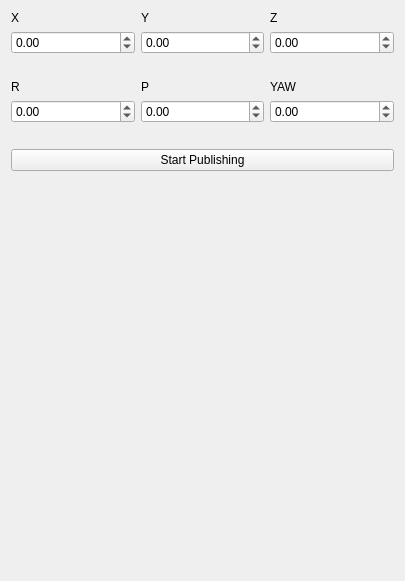
Qt form riptide_rviz/riptide_rviz/src/FeedforwardPanel.ui (osu-uwrt/riptide_gui) before a commit.
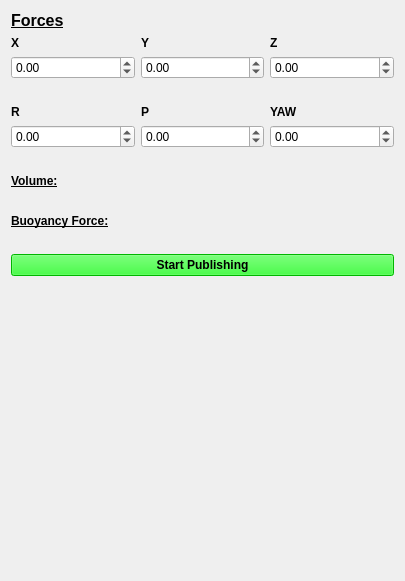
The same form after that commit.

Commit message: Added volume and buoyancy force calculations.

Patch:
```diff
--- a/riptide_rviz/riptide_rviz/src/FeedforwardPanel.ui
+++ b/riptide_rviz/riptide_rviz/src/FeedforwardPanel.ui
@@ -13,8 +13,25 @@
   <property name="windowTitle">
    <string>Form</string>
   </property>
+  <property name="styleSheet">
+   <string notr="true"/>
+  </property>
   <layout class="QGridLayout" name="gridLayout_2">
-   <item row="2" column="0">
+   <item row="5" column="0">
+    <widget class="QLabel" name="BuoyancyLabel">
+     <property name="font">
+      <font>
+       <weight>75</weight>
+       <bold>true</bold>
+       <underline>true</underline>
+      </font>
+     </property>
+     <property name="text">
+      <string>Buoyancy Force:</string>
+     </property>
+    </widget>
+   </item>
+   <item row="8" column="0">
     <spacer name="verticalSpacer">
      <property name="orientation">
       <enum>Qt::Vertical</enum>
@@ -29,29 +46,21 @@
    </item>
    <item row="0" column="0">
     <layout class="QGridLayout" name="gridLayout">
-     <item row="0" column="0">
+     <item row="1" column="0">
       <widget class="QLabel" name="X">
+       <property name="font">
+        <font>
+         <weight>75</weight>
+         <bold>true</bold>
+        </font>
+       </property>
        <property name="text">
         <string>X</string>
        </property>
       </widget>
      </item>
-     <item row="0" column="1">
-      <widget class="QLabel" name="y">
-       <property name="text">
-        <string>Y</string>
-       </property>
-      </widget>
-     </item>
-     <item row="0" column="2">
-      <widget class="QLabel" name="Z">
-       <property name="text">
-        <string>Z</string>
-       </property>
-      </widget>
-     </item>
-     <item row="1" column="0">
-      <widget class="QDoubleSpinBox" name="XdoubleSpinBox">
+     <item row="5" column="1">
+      <widget class="QDoubleSpinBox" name="PdoubleSpinBox">
        <property name="minimum">
         <double>-25.000000000000000</double>
        </property>
@@ -63,101 +72,27 @@
        </property>
       </widget>
      </item>
-     <item row="1" column="1">
-      <widget class="QDoubleSpinBox" name="YdoubleSpinBox">
-       <property name="minimum">
-        <double>-25.000000000000000</double>
-       </property>
-       <property name="maximum">
-        <double>25.000000000000000</double>
-       </property>
-       <property name="singleStep">
-        <double>0.010000000000000</double>
-       </property>
-      </widget>
-     </item>
-     <item row="1" column="2">
-      <widget class="QDoubleSpinBox" name="ZdoubleSpinBox">
-       <property name="minimum">
-        <double>-25.000000000000000</double>
-       </property>
-       <property name="maximum">
-        <double>25.000000000000000</double>
-       </property>
-       <property name="singleStep">
-        <double>0.010000000000000</double>
-       </property>
-      </widget>
-     </item>
-     <item row="2" column="0">
-      <widget class="QLabel" name="Xlabel">
-       <property name="text">
-        <string/>
-       </property>
-      </widget>
-     </item>
-     <item row="2" column="1">
-      <widget class="QLabel" name="Ylabel">
-       <property name="text">
-        <string/>
-       </property>
-      </widget>
-     </item>
-     <item row="2" column="2">
-      <widget class="QLabel" name="Zlabel">
-       <property name="text">
-        <string/>
-       </property>
-      </widget>
-     </item>
-     <item row="3" column="0">
-      <widget class="QLabel" name="R">
-       <property name="text">
-        <string>R</string>
-       </property>
-      </widget>
-     </item>
      <item row="3" column="1">
-      <widget class="QLabel" name="P">
+      <widget class="QLabel" name="Ylabel">
        <property name="text">
-        <string>P</string>
+        <string/>
        </property>
       </widget>
      </item>
-     <item row="3" column="2">
+     <item row="4" column="2">
       <widget class="QLabel" name="YAW">
+       <property name="font">
+        <font>
+         <weight>75</weight>
+         <bold>true</bold>
+        </font>
+       </property>
        <property name="text">
         <string>YAW</string>
        </property>
       </widget>
      </item>
-     <item row="4" column="0">
-      <widget class="QDoubleSpinBox" name="RdoubleSpinBox">
-       <property name="minimum">
-        <double>-25.000000000000000</double>
-       </property>
-       <property name="maximum">
-        <double>25.000000000000000</double>
-       </property>
-       <property name="singleStep">
-        <double>0.010000000000000</double>
-       </property>
-      </widget>
-     </item>
-     <item row="4" column="1">
-      <widget class="QDoubleSpinBox" name="PdoubleSpinBox">
-       <property name="minimum">
-        <double>-25.000000000000000</double>
-       </property>
-       <property name="maximum">
-        <double>25.000000000000000</double>
-       </property>
-       <property name="singleStep">
-        <double>0.010000000000000</double>
-       </property>
-      </widget>
-     </item>
-     <item row="4" column="2">
+     <item row="5" column="2">
       <widget class="QDoubleSpinBox" name="YAWdoubleSpinBox">
        <property name="minimum">
         <double>-25.000000000000000</double>
@@ -170,31 +105,216 @@
        </property>
       </widget>
      </item>
+     <item row="4" column="1">
+      <widget class="QLabel" name="P">
+       <property name="font">
+        <font>
+         <weight>75</weight>
+         <bold>true</bold>
+        </font>
+       </property>
+       <property name="text">
+        <string>P</string>
+       </property>
+      </widget>
+     </item>
+     <item row="6" column="2">
+      <widget class="QLabel" name="YAWlabel">
+       <property name="text">
+        <string/>
+       </property>
+      </widget>
+     </item>
+     <item row="3" column="2">
+      <widget class="QLabel" name="Zlabel">
+       <property name="text">
+        <string/>
+       </property>
+      </widget>
+     </item>
+     <item row="2" column="0">
+      <widget class="QDoubleSpinBox" name="XdoubleSpinBox">
+       <property name="font">
+        <font>
+         <underline>false</underline>
+         <strikeout>false</strikeout>
+         <kerning>true</kerning>
+        </font>
+       </property>
+       <property name="minimum">
+        <double>-25.000000000000000</double>
+       </property>
+       <property name="maximum">
+        <double>25.000000000000000</double>
+       </property>
+       <property name="singleStep">
+        <double>0.010000000000000</double>
+       </property>
+      </widget>
+     </item>
+     <item row="1" column="1">
+      <widget class="QLabel" name="y">
+       <property name="font">
+        <font>
+         <weight>75</weight>
+         <bold>true</bold>
+         <underline>false</underline>
+        </font>
+       </property>
+       <property name="text">
+        <string>Y</string>
+       </property>
+      </widget>
+     </item>
      <item row="5" column="0">
+      <widget class="QDoubleSpinBox" name="RdoubleSpinBox">
+       <property name="minimum">
+        <double>-25.000000000000000</double>
+       </property>
+       <property name="maximum">
+        <double>25.000000000000000</double>
+       </property>
+       <property name="singleStep">
+        <double>0.010000000000000</double>
+       </property>
+      </widget>
+     </item>
+     <item row="2" column="1">
+      <widget class="QDoubleSpinBox" name="YdoubleSpinBox">
+       <property name="minimum">
+        <double>-25.000000000000000</double>
+       </property>
+       <property name="maximum">
+        <double>25.000000000000000</double>
+       </property>
+       <property name="singleStep">
+        <double>0.010000000000000</double>
+       </property>
+      </widget>
+     </item>
+     <item row="1" column="2">
+      <widget class="QLabel" name="Z">
+       <property name="font">
+        <font>
+         <weight>75</weight>
+         <bold>true</bold>
+        </font>
+       </property>
+       <property name="text">
+        <string>Z</string>
+       </property>
+      </widget>
+     </item>
+     <item row="6" column="0">
       <widget class="QLabel" name="Rlabel">
        <property name="text">
         <string/>
        </property>
       </widget>
      </item>
-     <item row="5" column="1">
+     <item row="4" column="0">
+      <widget class="QLabel" name="R">
+       <property name="font">
+        <font>
+         <weight>75</weight>
+         <bold>true</bold>
+        </font>
+       </property>
+       <property name="text">
+        <string>R</string>
+       </property>
+      </widget>
+     </item>
+     <item row="2" column="2">
+      <widget class="QDoubleSpinBox" name="ZdoubleSpinBox">
+       <property name="minimum">
+        <double>-25.000000000000000</double>
+       </property>
+       <property name="maximum">
+        <double>25.000000000000000</double>
+       </property>
+       <property name="singleStep">
+        <double>0.010000000000000</double>
+       </property>
+      </widget>
+     </item>
+     <item row="3" column="0">
+      <widget class="QLabel" name="Xlabel">
+       <property name="text">
+        <string/>
+       </property>
+      </widget>
+     </item>
+     <item row="6" column="1">
       <widget class="QLabel" name="Plabel">
        <property name="text">
         <string/>
        </property>
       </widget>
      </item>
-     <item row="5" column="2">
-      <widget class="QLabel" name="YAWlabel">
+     <item row="0" column="0">
+      <widget class="QLabel" name="label">
+       <property name="font">
+        <font>
+         <pointsize>12</pointsize>
+         <weight>75</weight>
+         <bold>true</bold>
+         <underline>true</underline>
+        </font>
+       </property>
        <property name="text">
-        <string/>
+        <string>Forces</string>
        </property>
       </widget>
      </item>
     </layout>
    </item>
-   <item row="1" column="0">
+   <item row="6" column="0">
+    <widget class="QLabel" name="BuoyancyOutput">
+     <property name="text">
+      <string/>
+     </property>
+    </widget>
+   </item>
+   <item row="4" column="0">
+    <widget class="QLabel" name="VolumeOutput">
+     <property name="text">
+      <string/>
+     </property>
+     <property name="wordWrap">
+      <bool>false</bool>
+     </property>
+    </widget>
+   </item>
+   <item row="3" column="0">
+    <widget class="QLabel" name="Volumelabel">
+     <property name="font">
+      <font>
+       <weight>75</weight>
+       <bold>true</bold>
+       <underline>true</underline>
+      </font>
+     </property>
+     <property name="text">
+      <string>Volume:</string>
+     </property>
+    </widget>
+   </item>
+   <item row="7" column="0">
     <widget class="QPushButton" name="publishButton">
+     <property name="font">
+      <font>
+       <weight>75</weight>
+       <bold>true</bold>
+      </font>
+     </property>
+     <property name="autoFillBackground">
+      <bool>false</bool>
+     </property>
+     <property name="styleSheet">
+      <string notr="true">border-color: rgb(0, 0, 0);
+background-color: rgb(0, 255, 0);</string>
+     </property>
      <property name="text">
       <string>Start Publishing</string>
      </property>
```
The commit also changes 2 other files.
